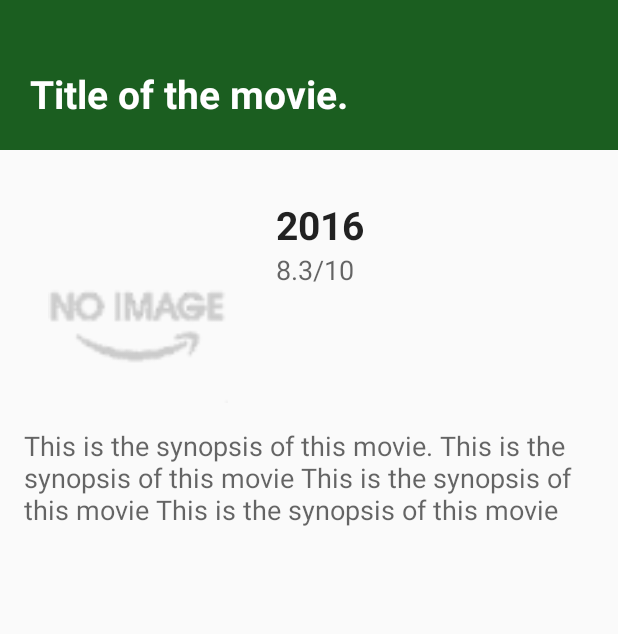
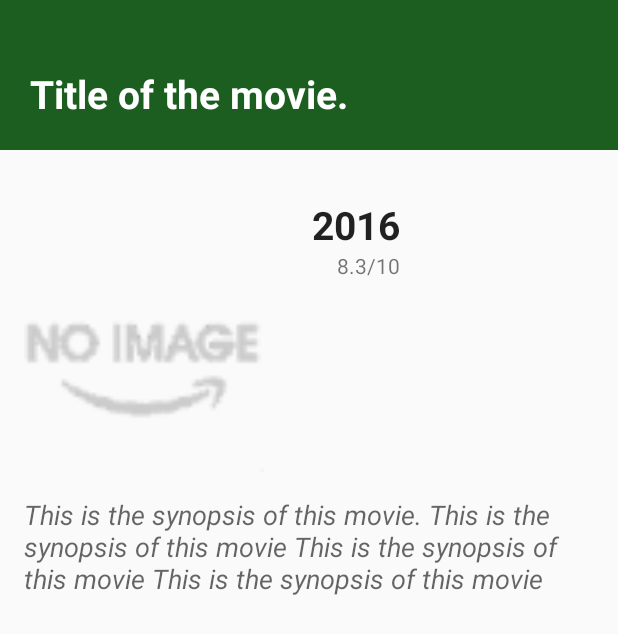
Before and after one commit to demisvero4ever/android-movie, an Android app: the layout fragment_movie_details.xml on its own in the app's theme, with its tools: preview values and no code run, on a phone screen of 412 x 824 dp. Shown: the top 634 px of the screen. Run offline under Robolectric (Android 15) with nearby library versions, the phone set to English and light mode, and no system bars.

Commit message:
Updated UI dimensions.

```diff
--- a/app/src/main/java/com/manpdev/androidnanodegree/popularmov/movie/moviedetails/MovieDetails.java
+++ b/app/src/main/java/com/manpdev/androidnanodegree/popularmov/movie/moviedetails/MovieDetails.java
@@ -6,6 +6,7 @@ import android.os.Bundle;
 import android.support.v4.app.LoaderManager;
 import android.support.v4.content.CursorLoader;
 import android.support.v4.content.Loader;
+import android.text.TextUtils;
 import android.util.Log;
 
 import com.manpdev.androidnanodegree.popularmov.R;
@@ -92,7 +93,8 @@ public class MovieDetails implements MovieDetailsContract.MovieDetailsPresenter,
 
         model.setId(data.getInt(0));
         model.setTitle(data.getString(1));
-        model.setPosterPath(mPosterApiPath + data.getString(2));
+        if(!TextUtils.isEmpty(data.getString(2)))
+            model.setPosterPath(mPosterApiPath + data.getString(2));
 
         try {
             Calendar c = Calendar.getInstance();
--- a/app/src/main/res/layout/fragment_movie_details.xml
+++ b/app/src/main/res/layout/fragment_movie_details.xml
@@ -34,8 +34,8 @@
             android:id="@+id/iv_movie_poster"
             android:layout_width="@dimen/movie_thumb_with"
             android:layout_height="wrap_content"
-            android:layout_marginLeft="@dimen/margin_double"
-            android:layout_marginTop="@dimen/margin_double"
+            android:layout_marginLeft="@dimen/dimen_default"
+            android:layout_marginTop="@dimen/dimen_double"
             android:adjustViewBounds="true"
             android:contentDescription="@string/movie_poster_description"
             android:scaleType="fitCenter"
@@ -44,14 +44,14 @@
         <LinearLayout
             android:layout_width="wrap_content"
             android:layout_height="wrap_content"
-            android:layout_marginTop="@dimen/margin_double"
+            android:layout_marginTop="@dimen/dimen_double"
             android:orientation="vertical">
 
             <TextView
                 android:id="@+id/tv_movie_release_date"
                 android:layout_width="wrap_content"
                 android:layout_height="wrap_content"
-                android:layout_marginLeft="@dimen/margin_double"
+                android:layout_marginLeft="@dimen/dimen_double"
                 tools:text="2016"
                 android:textAppearance="?android:attr/textAppearanceLarge"
                 android:textSize="@dimen/main_title_font_size"
@@ -61,9 +61,10 @@
                 android:id="@+id/tv_movie_vote_avg"
                 android:layout_width="wrap_content"
                 android:layout_height="wrap_content"
-                android:layout_marginLeft="@dimen/margin_double"
+                android:layout_marginLeft="@dimen/dimen_double"
                 tools:text="8.3/10"
-                android:textAppearance="?android:attr/textAppearanceMedium" />
+                android:textAppearance="?android:attr/textAppearanceSmall"
+                android:layout_gravity="right" />
 
         </LinearLayout>
 
@@ -72,9 +73,10 @@
             android:layout_width="wrap_content"
             android:layout_height="wrap_content"
             android:layout_columnSpan="2"
-            android:layout_margin="@dimen/margin_default"
+            android:layout_margin="@dimen/dimen_default"
             tools:text="This is the synopsis of this movie. This is the synopsis of this movie This is the synopsis of this movie This is the synopsis of this movie"
-            android:textAppearance="?android:attr/textAppearanceMedium" />
+            android:textAppearance="?android:attr/textAppearanceMedium"
+            android:textStyle="italic" />
 
     </GridLayout>
 </ScrollView>
--- a/app/src/main/res/values-sw600dp-port/dimens.xml
+++ b/app/src/main/res/values-sw600dp-port/dimens.xml
@@ -3,4 +3,6 @@
 
     <dimen name="main_title_frame_height">180dp</dimen>
     <dimen name="movie_thumb_with">200dp</dimen>
+    <dimen name="main_title_font_size">35sp</dimen>
+
 </resources>
--- a/app/src/main/res/values-sw600dp/dimens.xml
+++ b/app/src/main/res/values-sw600dp/dimens.xml
@@ -1,14 +1,14 @@
 <resources>
     <!-- Default screen margins, per the Android Design guidelines. -->
 
-    <dimen name="main_title_frame_height">150dp</dimen>
-    <dimen name="main_title_font_size">35sp</dimen>
+    <dimen name="main_title_frame_height">120dp</dimen>
+    <dimen name="main_title_font_size">28sp</dimen>
 
-    <dimen name="movie_thumb_with">140dp</dimen>
+    <dimen name="movie_thumb_with">200dp</dimen>
 
-    <dimen name="margin_double">64dp</dimen>
-    <dimen name="margin_default">32dp</dimen>
-    <dimen name="margin_half">16dp</dimen>
-    <dimen name="margin_quarter">8dp</dimen>
+    <dimen name="dimen_double">64dp</dimen>
+    <dimen name="dimen_default">32dp</dimen>
+    <dimen name="dimen_half">16dp</dimen>
+    <dimen name="dimen_quarter">8dp</dimen>
 
 </resources>
--- a/app/src/main/res/values/dimens.xml
+++ b/app/src/main/res/values/dimens.xml
@@ -5,13 +5,12 @@
 
     <dimen name="main_title_frame_height">100dp</dimen>
     <dimen name="main_title_frame_padding">20dp</dimen>
-
     <dimen name="main_title_font_size">26sp</dimen>
 
-    <dimen name="movie_thumb_with">120dp</dimen>
+    <dimen name="movie_thumb_with">160dp</dimen>
 
-    <dimen name="margin_double">32dp</dimen>
-    <dimen name="margin_default">16dp</dimen>
-    <dimen name="margin_half">8dp</dimen>
-    <dimen name="margin_quarter">4dp</dimen>
+    <dimen name="dimen_double">32dp</dimen>
+    <dimen name="dimen_default">16dp</dimen>
+    <dimen name="dimen_half">8dp</dimen>
+    <dimen name="dimen_quarter">4dp</dimen>
 </resources>
```
Also changed, not shown: app/src/main/java/com/manpdev/androidnanodegree/popularmov/movie/moviedetails/MovieDetailsFragment.java (+13 -6 lines).
